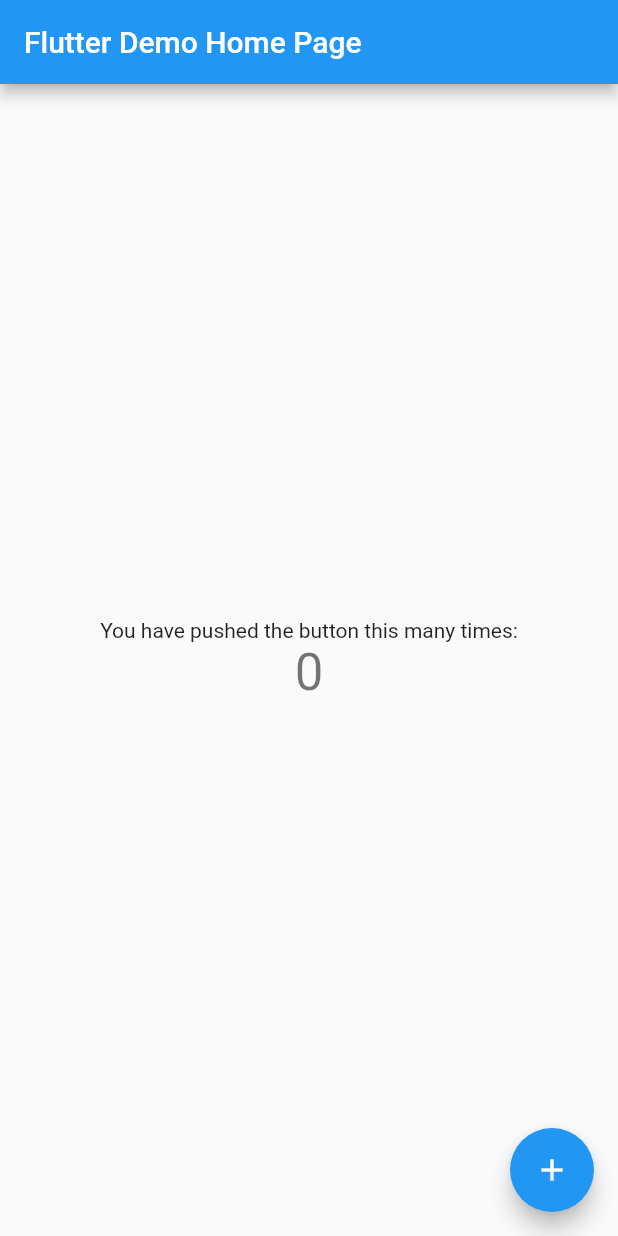
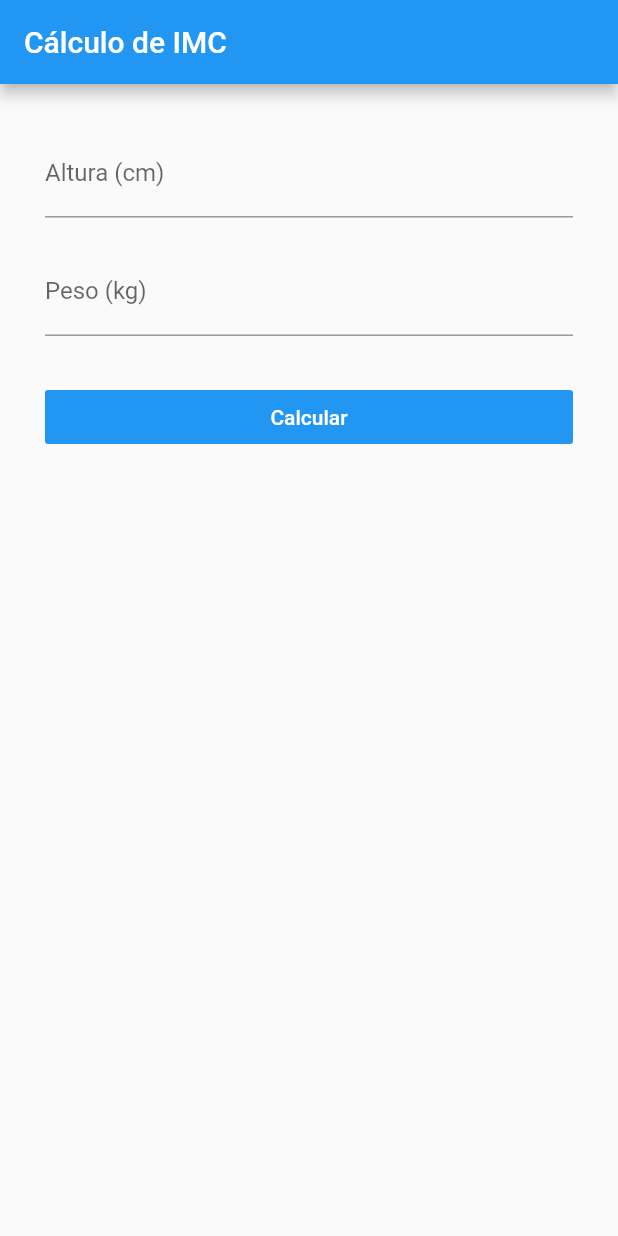
Before and after one commit to AndersonCrook/IMC_Flutter, a Flutter app: the screen it shows after launch, on a phone screen of 412 x 824 dp. Run offline on Flutter 3.47's test engine with Material 2 defaults, Android fonts, the phone set to English and light mode, and no system bars.

Commit message:
Design Material completo

```diff
--- /dev/null
+++ b/lib/android/app.dart
@@ -0,0 +1,16 @@
+import 'package:flutter/material.dart';
+import 'package:imc/android/pages/homePage.dart';
+
+class IMCAndroidApp extends StatelessWidget {
+  @override
+  Widget build(BuildContext context) {
+    return MaterialApp(
+      debugShowCheckedModeBanner: false,
+      title: 'Flutter Demo',
+      theme: ThemeData(
+        primarySwatch: Colors.blue,
+      ),
+      home: HomePage(),
+    );
+  }
+}
--- /dev/null
+++ b/lib/android/pages/homePage.dart
@@ -0,0 +1,52 @@
+import 'package:flutter/material.dart';
+
+class HomePage extends StatelessWidget {
+  @override
+  Widget build(BuildContext context) {
+
+    return Scaffold(
+      appBar: AppBar(title: Text('Cálculo de IMC')),
+      body: Container(
+        alignment: Alignment.center,
+        margin: new EdgeInsets.symmetric(
+          vertical: 30.0,
+          horizontal: 30.0,
+        ),
+        child: ListView(
+          children: <Widget>[
+
+            TextFormField(
+              decoration: InputDecoration(
+                labelText: "Altura (cm)",
+              ),
+              keyboardType: TextInputType.number,
+            ),
+
+            SizedBox(height: 20,),
+
+            TextFormField(
+              decoration: InputDecoration(
+                labelText: "Peso (kg)",
+              ),
+              keyboardType: TextInputType.number,
+            ),
+
+            SizedBox(height: 30,),
+
+            FlatButton(
+              color: Theme.of(context).primaryColor,
+                child: Text(
+                    "Calcular",
+                    style: TextStyle(
+                      color: Colors.white
+                    ),
+                  ),
+              onPressed: (){},
+            ),
+
+          ],
+        ),
+        ),
+    );
+  }
+}
--- /dev/null
+++ b/lib/ios/pages/homePage.dart
@@ -0,0 +1,10 @@
+import 'package:flutter/cupertino.dart';
+
+class HomePage extends StatelessWidget {
+  @override
+  Widget build(BuildContext context) {
+    return Container(
+
+    );
+  }
+}
--- a/lib/main.dart
+++ b/lib/main.dart
@@ -1,111 +1,4 @@
 import 'package:flutter/material.dart';
+import 'android/app.dart';
 
-void main() => runApp(MyApp());
-
-class MyApp extends StatelessWidget {
-  // This widget is the root of your application.
-  @override
-  Widget build(BuildContext context) {
-    return MaterialApp(
-      title: 'Flutter Demo',
-      theme: ThemeData(
-        // This is the theme of your application.
-        //
-        // Try running your application with "flutter run". You'll see the
-        // application has a blue toolbar. Then, without quitting the app, try
-        // changing the primarySwatch below to Colors.green and then invoke
-        // "hot reload" (press "r" in the console where you ran "flutter run",
-        // or simply save your changes to "hot reload" in a Flutter IDE).
-        // Notice that the counter didn't reset back to zero; the application
-        // is not restarted.
-        primarySwatch: Colors.blue,
-      ),
-      home: MyHomePage(title: 'Flutter Demo Home Page'),
-    );
-  }
-}
-
-class MyHomePage extends StatefulWidget {
-  MyHomePage({Key key, this.title}) : super(key: key);
-
-  // This widget is the home page of your application. It is stateful, meaning
-  // that it has a State object (defined below) that contains fields that affect
-  // how it looks.
-
-  // This class is the configuration for the state. It holds the values (in this
-  // case the title) provided by the parent (in this case the App widget) and
-  // used by the build method of the State. Fields in a Widget subclass are
-  // always marked "final".
-
-  final String title;
-
-  @override
-  _MyHomePageState createState() => _MyHomePageState();
-}
-
-class _MyHomePageState extends State<MyHomePage> {
-  int _counter = 0;
-
-  void _incrementCounter() {
-    setState(() {
-      // This call to setState tells the Flutter framework that something has
-      // changed in this State, which causes it to rerun the build method below
-      // so that the display can reflect the updated values. If we changed
-      // _counter without calling setState(), then the build method would not be
-      // called again, and so nothing would appear to happen.
-      _counter++;
-    });
-  }
-
-  @override
-  Widget build(BuildContext context) {
-    // This method is rerun every time setState is called, for instance as done
-    // by the _incrementCounter method above.
-    //
-    // The Flutter framework has been optimized to make rerunning build methods
-    // fast, so that you can just rebuild anything that needs updating rather
-    // than having to individually change instances of widgets.
-    return Scaffold(
-      appBar: AppBar(
-        // Here we take the value from the MyHomePage object that was created by
-        // the App.build method, and use it to set our appbar title.
-        title: Text(widget.title),
-      ),
-      body: Center(
-        // Center is a layout widget. It takes a single child and positions it
-        // in the middle of the parent.
-        child: Column(
-          // Column is also a layout widget. It takes a list of children and
-          // arranges them vertically. By default, it sizes itself to fit its
-          // children horizontally, and tries to be as tall as its parent.
-          //
-          // Invoke "debug painting" (press "p" in the console, choose the
-          // "Toggle Debug Paint" action from the Flutter Inspector in Android
-          // Studio, or the "Toggle Debug Paint" command in Visual Studio Code)
-          // to see the wireframe for each widget.
-          //
-          // Column has various properties to control how it sizes itself and
-          // how it positions its children. Here we use mainAxisAlignment to
-          // center the children vertically; the main axis here is the vertical
-          // axis because Columns are vertical (the cross axis would be
-          // horizontal).
-          mainAxisAlignment: MainAxisAlignment.center,
-          children: <Widget>[
-            Text(
-              'You have pushed the button this many times:',
-            ),
-            Text(
-              '$_counter',
-              style: Theme.of(context).textTheme.display1,
-            ),
-          ],
-        ),
-      ),
-      floatingActionButton: FloatingActionButton(
-        onPressed: _incrementCounter,
-        tooltip: 'Increment',
-        child: Icon(Icons.add),
-      ), // This trailing comma makes auto-formatting nicer for build methods.
-    );
-  }
-}
+void main() => runApp(IMCAndroidApp());
```
Also changed, not shown: lib/ios/app.dart (added).
